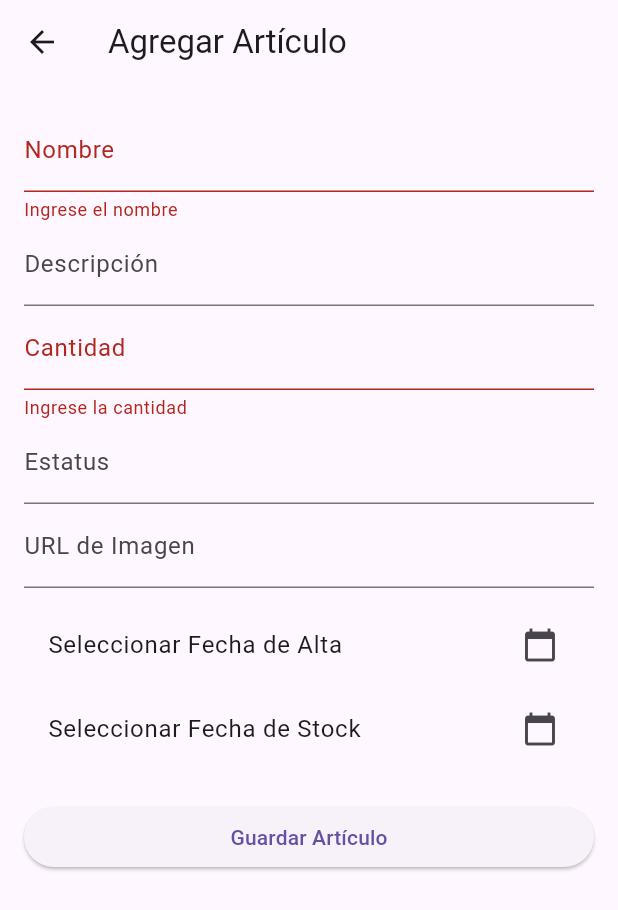
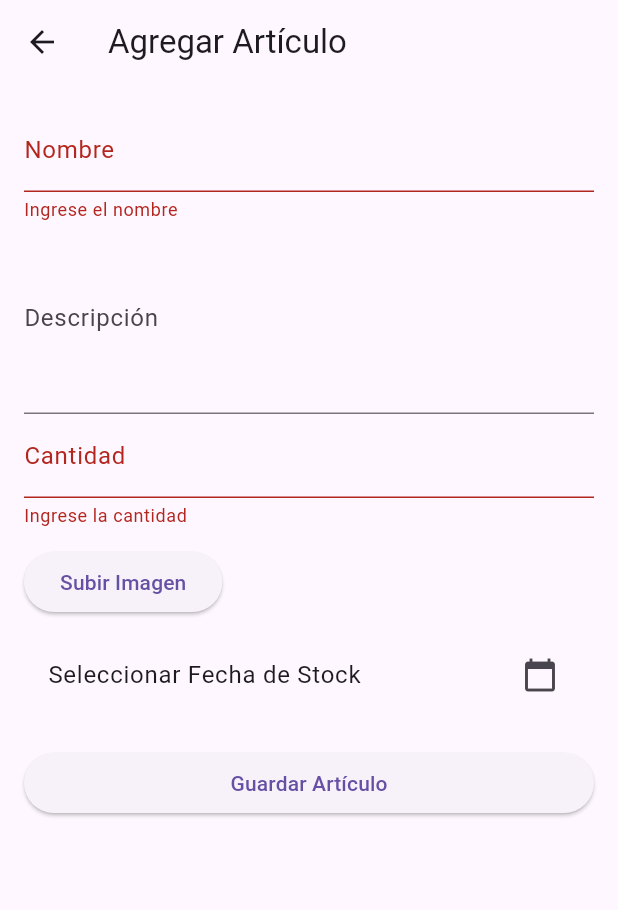
Before and after one commit to LeoStudioCode/SanchezWeb, a Flutter app: the AgregarArticuloScreen screen opened directly, after a tap on "Guardar Artículo", on a phone screen of 412 x 824 dp. Shown: the top 910 px of the screen. Run offline on Flutter 3.47's test engine with Material 3 defaults, Android fonts, the phone set to English and light mode, and no system bars; our stand-ins replace cloud_firestore, file_picker, firebase_auth, firebase_core, firebase_storage, image_picker; accounts and stored records are empty; statements that could not run were skipped.

Commit message:
Leio - ya se visualizan, agrega y edita articulos carpeta biblioteca_articulos -  articulos_services

```diff
--- a/lib/screens/biblioteca_articulos/agregar_articulo_screen.dart
+++ b/lib/screens/biblioteca_articulos/agregar_articulo_screen.dart
@@ -1,6 +1,9 @@
 import 'package:flutter/material.dart';
 import 'package:sanchez_web/services/articulo_service.dart';
 import 'package:sanchez_web/models/articulo.dart';
+import 'package:file_picker/file_picker.dart';
+import 'package:firebase_storage/firebase_storage.dart';
+import 'dart:typed_data';
 
 class AgregarArticuloScreen extends StatefulWidget {
   @override
@@ -14,33 +17,52 @@ class _AgregarArticuloScreenState extends State<AgregarArticuloScreen> {
   final _nombreController = TextEditingController();
   final _descripcionController = TextEditingController();
   final _cantidadController = TextEditingController();
-  final _estatusController = TextEditingController();
-  final _imagenController = TextEditingController();
-
-  DateTime? _fechaAlta;
+  String _imagenUrl = '';
   DateTime? _fechaStock;
 
+  Future<void> _subirImagen() async {
+    final result = await FilePicker.platform.pickFiles(
+      type: FileType.image,
+      withData: true,
+    );
+
+    if (result != null && result.files.single.bytes != null) {
+      final Uint8List fileBytes = result.files.single.bytes!;
+      final String fileName = result.files.single.name;
+
+      final ref = FirebaseStorage.instance.ref('articulos/$fileName');
+      await ref.putData(fileBytes);
+      final url = await ref.getDownloadURL();
+
+      setState(() {
+        _imagenUrl = url;
+      });
+
+      ScaffoldMessenger.of(context).showSnackBar(
+        SnackBar(content: Text('Imagen subida correctamente')),
+      );
+    }
+  }
+
   Future<void> _guardarArticulo() async {
-    if (_formKey.currentState!.validate() &&
-        _fechaAlta != null &&
-        _fechaStock != null) {
+    if (_formKey.currentState!.validate() && _fechaStock != null) {
       final nuevo = Articulo(
-        articuloID: '', // Se asigna en el servicio
+        articuloID: '',
         cantidad: int.parse(_cantidadController.text),
         descripcion: _descripcionController.text,
-        estatus: _estatusController.text,
-        fecAlta: _fechaAlta!,
+        estatus: 'Activo',
+        fecAlta: DateTime.now(),
         fecStock: _fechaStock!,
-        imagen: _imagenController.text,
+        imagen: _imagenUrl,
         nombre: _nombreController.text,
       );
 
       await _service.agregarArticulo(nuevo);
-      Navigator.pop(context); // Volver a la lista
+      Navigator.pop(context);
     }
   }
 
-  Future<void> _seleccionarFecha(BuildContext context, bool esAlta) async {
+  Future<void> _seleccionarFechaStock(BuildContext context) async {
     final picked = await showDatePicker(
       context: context,
       initialDate: DateTime.now(),
@@ -49,11 +71,7 @@ class _AgregarArticuloScreenState extends State<AgregarArticuloScreen> {
     );
     if (picked != null) {
       setState(() {
-        if (esAlta) {
-          _fechaAlta = picked;
-        } else {
-          _fechaStock = picked;
-        }
+        _fechaStock = picked;
       });
     }
   }
@@ -63,8 +81,6 @@ class _AgregarArticuloScreenState extends State<AgregarArticuloScreen> {
     _nombreController.dispose();
     _descripcionController.dispose();
     _cantidadController.dispose();
-    _estatusController.dispose();
-    _imagenController.dispose();
     super.dispose();
   }
 
@@ -87,6 +103,7 @@ class _AgregarArticuloScreenState extends State<AgregarArticuloScreen> {
               TextFormField(
                 controller: _descripcionController,
                 decoration: InputDecoration(labelText: 'Descripción'),
+                maxLines: 4,
               ),
               TextFormField(
                 controller: _cantidadController,
@@ -95,28 +112,31 @@ class _AgregarArticuloScreenState extends State<AgregarArticuloScreen> {
                 validator: (value) =>
                     value!.isEmpty ? 'Ingrese la cantidad' : null,
               ),
-              TextFormField(
-                controller: _estatusController,
-                decoration: InputDecoration(labelText: 'Estatus'),
+              SizedBox(height: 12),
+              Row(
+                children: [
+                  ElevatedButton(
+                    onPressed: _subirImagen,
+                    child: Text('Subir Imagen'),
+                  ),
+                  SizedBox(width: 10),
+                  _imagenUrl.isNotEmpty
+                      ? Expanded(child: Text('Imagen cargada'))
+                      : SizedBox(),
+                ],
               ),
-              TextFormField(
-                controller: _imagenController,
-                decoration: InputDecoration(labelText: 'URL de Imagen'),
-              ),
+              if (_imagenUrl.isNotEmpty)
+                Padding(
+                  padding: const EdgeInsets.symmetric(vertical: 8.0),
+                  child: Image.network(_imagenUrl, height: 100),
+                ),
               SizedBox(height: 10),
-              ListTile(
-                title: Text(_fechaAlta == null
-                    ? 'Seleccionar Fecha de Alta'
-                    : 'Alta: ${_fechaAlta!.toLocal().toString().split(' ')[0]}'),
-                trailing: Icon(Icons.calendar_today),
-                onTap: () => _seleccionarFecha(context, true),
-              ),
               ListTile(
                 title: Text(_fechaStock == null
                     ? 'Seleccionar Fecha de Stock'
                     : 'Stock: ${_fechaStock!.toLocal().toString().split(' ')[0]}'),
                 trailing: Icon(Icons.calendar_today),
-                onTap: () => _seleccionarFecha(context, false),
+                onTap: () => _seleccionarFechaStock(context),
               ),
               SizedBox(height: 20),
               ElevatedButton(
```
Also changed, not shown: lib/screens/biblioteca_articulos/biblioteca_screen.dart (+47 -24 lines), lib/screens/biblioteca_articulos/editar_articulo_screen.dart (+82 -46 lines), lib/services/articulo_service.dart (+8 -0 lines).
